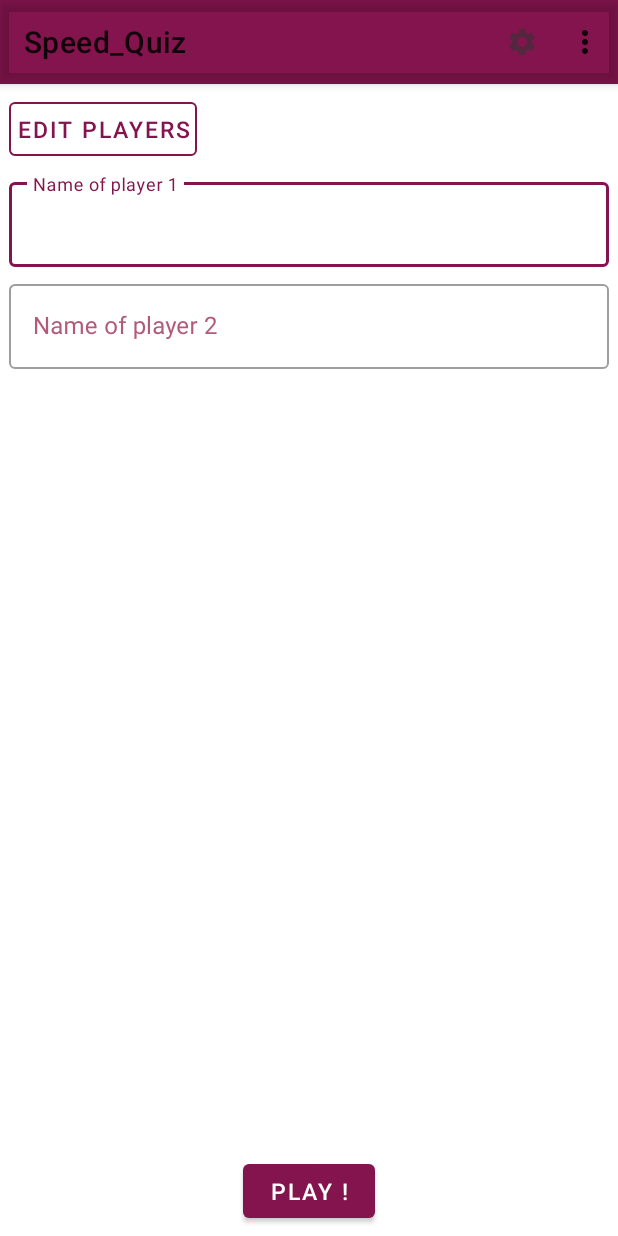
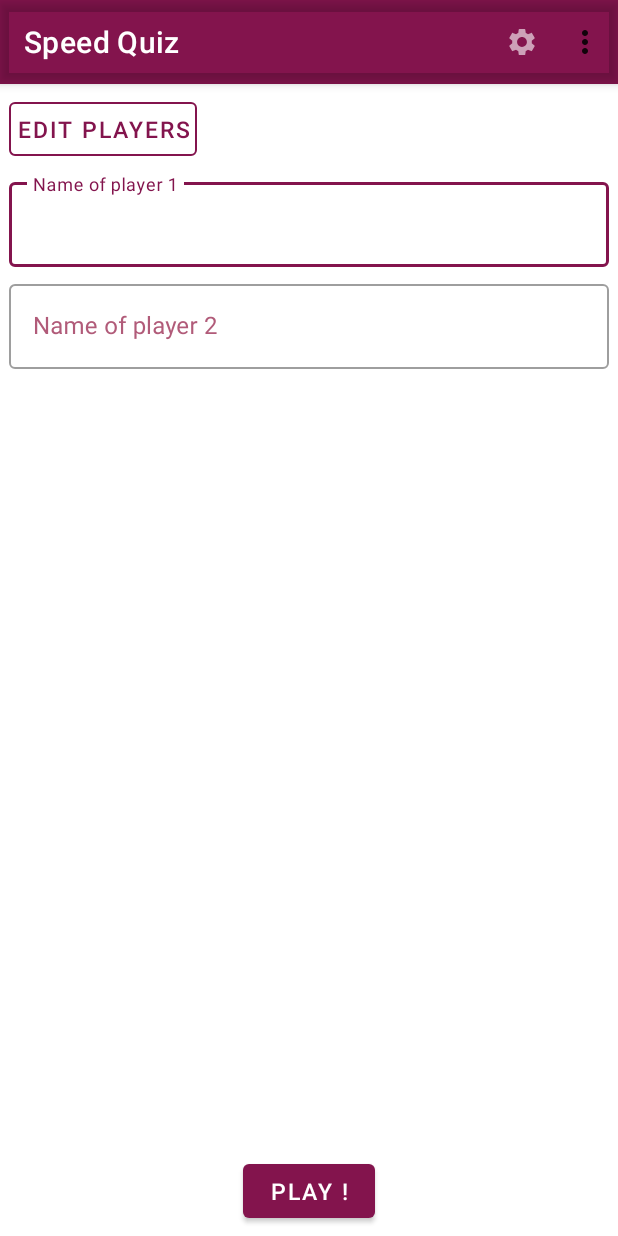
Before and after one commit to divtec-cejef/Noah-Blattner-Speed-Quiz, an Android app: the screen it shows after launch (MainActivity), on a phone screen of 412 x 824 dp. Run offline under Robolectric (Android 15) with nearby library versions, the phone set to English and light mode, and no system bars.

Commit message:
Fixed text and color in menu

```diff
--- a/app/src/main/res/drawable-anydpi/ic_night_mode.xml
+++ b/app/src/main/res/drawable-anydpi/ic_night_mode.xml
@@ -3,7 +3,7 @@
     android:height="24dp"
     android:viewportWidth="24"
     android:viewportHeight="24"
-    android:tint="#333333"
+    android:tint="@color/white"
     android:alpha="0.6">
   <group android:scaleX="0.90909094"
       android:scaleY="0.90909094"
--- a/app/src/main/res/drawable-anydpi/ic_settings.xml
+++ b/app/src/main/res/drawable-anydpi/ic_settings.xml
@@ -3,7 +3,7 @@
     android:height="24dp"
     android:viewportWidth="24"
     android:viewportHeight="24"
-    android:tint="#333333"
+    android:tint="@color/white"
     android:alpha="0.6">
   <group android:scaleX="0.90909094"
       android:scaleY="0.90909094"
--- a/app/src/main/res/layout/activity_main.xml
+++ b/app/src/main/res/layout/activity_main.xml
@@ -14,6 +14,7 @@
         android:backgroundTint="@color/colorPrimary">
 
         <com.google.android.material.appbar.MaterialToolbar
+            app:titleTextColor="@color/white"
             android:id="@+id/main_toolbar"
             android:layout_width="match_parent"
             android:layout_height="?attr/actionBarSize"
--- a/app/src/main/res/values/strings.xml
+++ b/app/src/main/res/values/strings.xml
@@ -1,6 +1,6 @@
 <resources>
     <!--¨General -->
-    <string name="app_name">Speed_Quiz</string>
+    <string name="app_name">Speed Quiz</string>
 
     <!-- Menu -->
     <string name="main_menu_settings">Settings</string>
--- a/app/src/main/res/values/style.xml
+++ b/app/src/main/res/values/style.xml
@@ -4,7 +4,6 @@
     <style name="Theme.SQ" parent="Theme.MaterialComponents.DayNight.NoActionBar">
         <item name="colorPrimary">@color/colorPrimary</item>
     </style>
-
     <!-- Buttons -->
     <style name="Speed_Quiz.Button.Outlined" parent="Widget.MaterialComponents.Button.OutlinedButton">
         <item name="android:padding">@dimen/button_padding</item>
```
Also changed, not shown: 1 other file.
